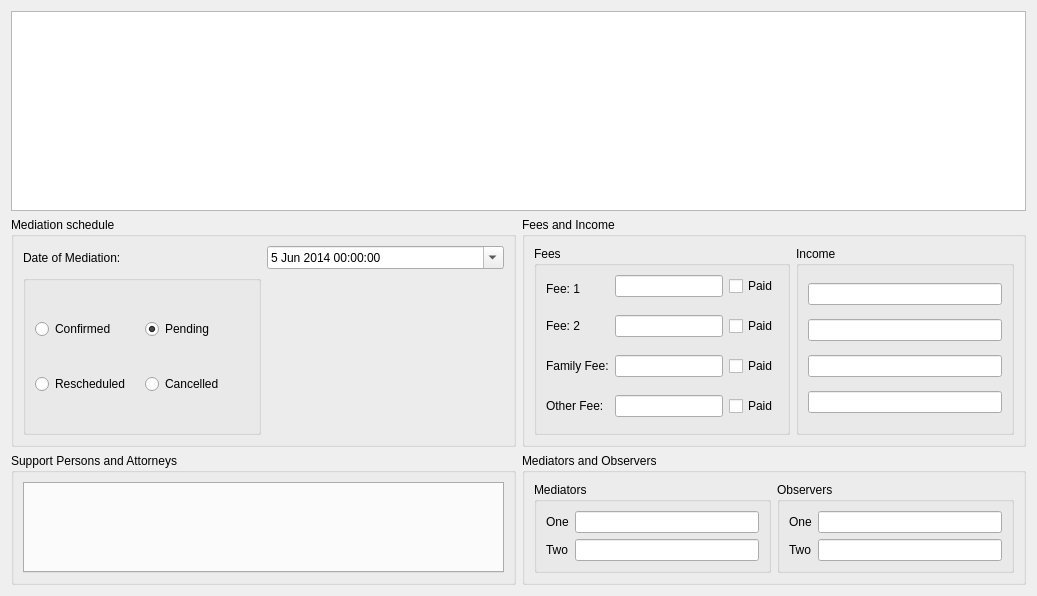
This is drc/gui/mediationsession.ui in lansdon/cpts483_drc as Qt 5 draws it before an edit. The edited form follows.
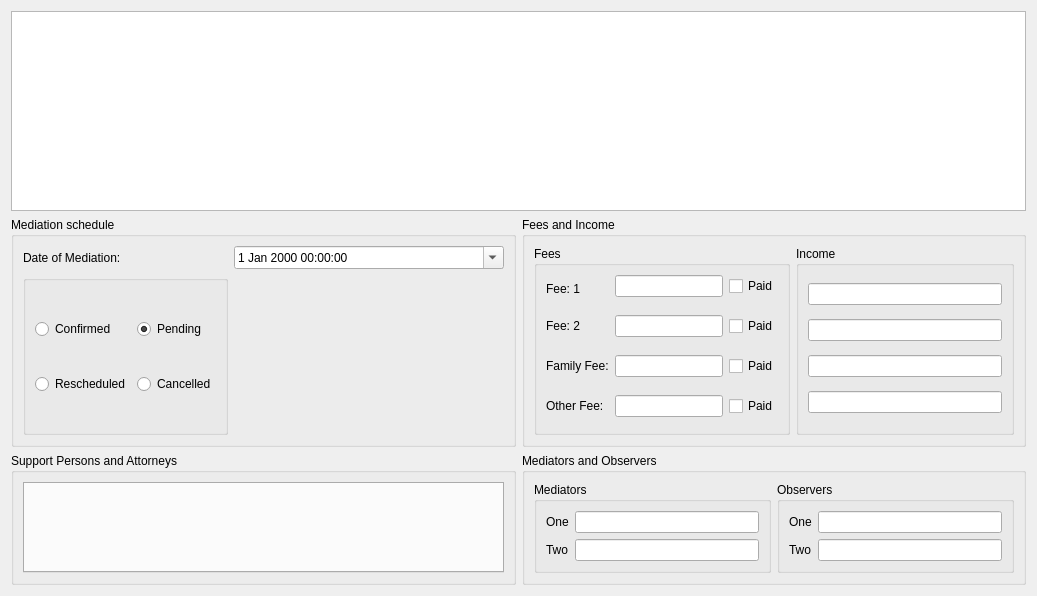
This is the edited form.

What changed in the file:
```diff
--- a/drc/gui/mediationsession.ui
+++ b/drc/gui/mediationsession.ui
@@ -81,12 +81,11 @@
       </item>
       <item row="0" column="4">
        <widget class="QDateTimeEdit" name="dateTimeEdit">
-        <property name="minimumDate">
-         <date>
-          <year>2014</year>
-          <month>6</month>
-          <day>5</day>
-         </date>
+        <property name="sizePolicy">
+         <sizepolicy hsizetype="Minimum" vsizetype="Fixed">
+          <horstretch>3</horstretch>
+          <verstretch>0</verstretch>
+         </sizepolicy>
         </property>
         <property name="calendarPopup">
          <bool>true</bool>
```
